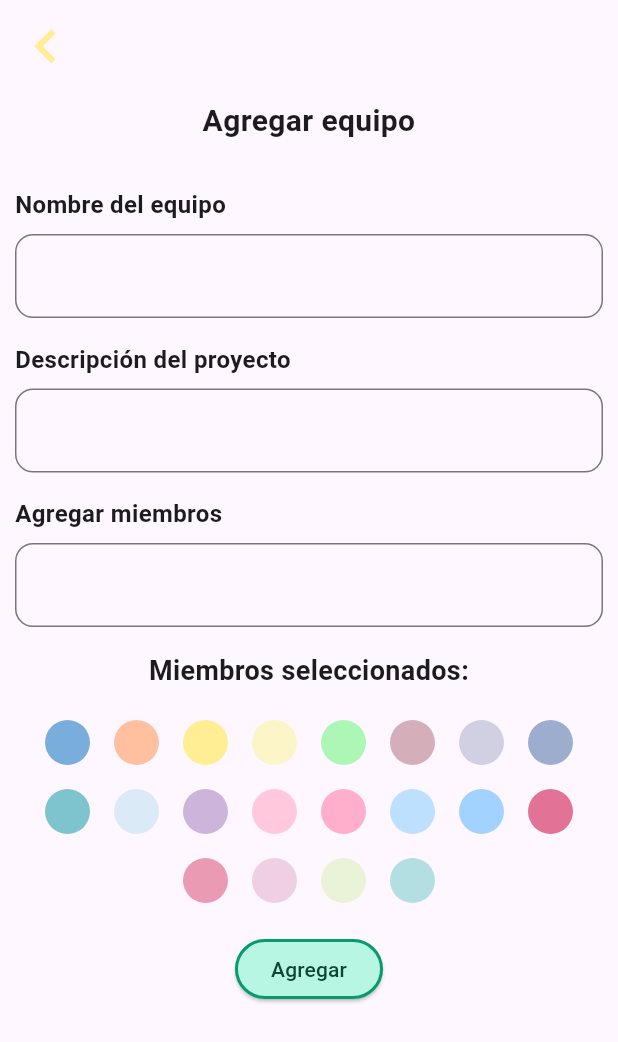
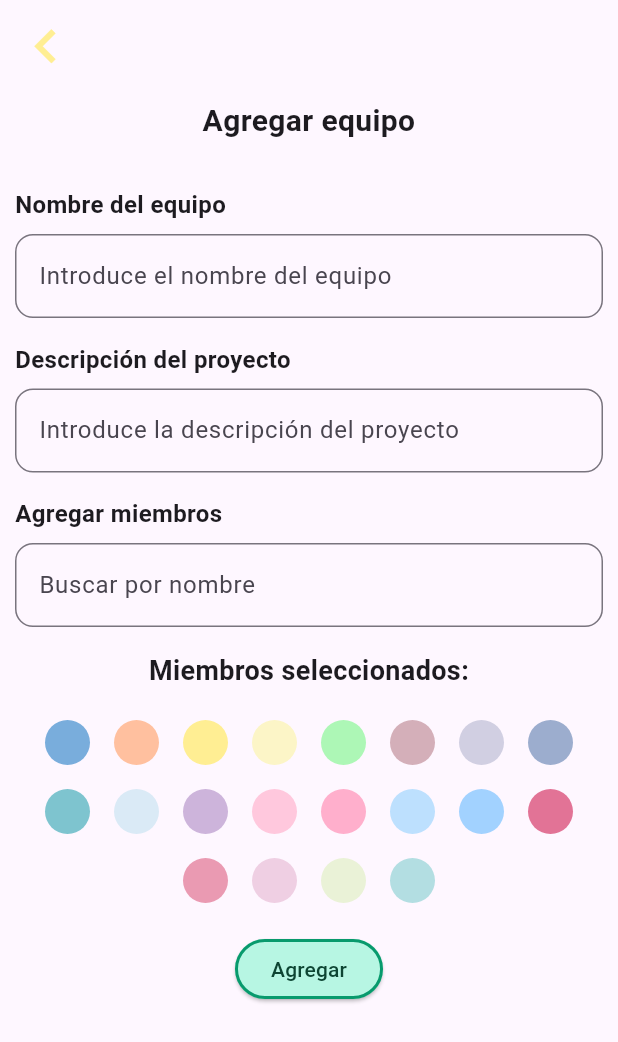
Before and after one commit to VictorM4nu31/trello_app, a Flutter app: the AddTeamScreen screen opened directly, on a phone screen of 412 x 824 dp. Shown: the top 1042 px of the screen. Run offline on Flutter 3.47's test engine with Material 3 defaults, Android fonts, the phone set to English and light mode, and no system bars; our stand-ins replace cloud_firestore, firebase_auth, firebase_core, firebase_storage, google_sign_in, image_picker and 1 more; accounts and stored records are empty.

Commit message:
cambios finales

```diff
--- a/lib/ui/screens/add_task_screen.dart
+++ b/lib/ui/screens/add_task_screen.dart
@@ -4,7 +4,6 @@ import 'package:firebase_auth/firebase_auth.dart';
 import 'package:logger/logger.dart';
 import 'package:app_tareas/ui/screens/widgets/add_task_widget.dart';
 import 'package:intl/intl.dart';
-
 
 final logger = Logger();
 
@@ -49,14 +48,16 @@ class AddTaskScreenState extends State<AddTaskScreen> {
             .get();
 
         setState(() {
-          tasks = snapshot.docs.map((doc) => {
+          tasks = snapshot.docs
+              .map((doc) => {
                     'id': doc.id,
                     'name': doc['name'],
                     'description': doc['description'],
                     'startDate': doc['startDate']?.toDate(),
                     'endDate': doc['endDate']?.toDate(),
                     'status': doc['status'],
-          }).toList();
+                  })
+              .toList();
         });
       }
     } catch (e) {
@@ -109,8 +110,8 @@ class AddTaskScreenState extends State<AddTaskScreen> {
     });
   }
 
-  void _updateTask(
-      String taskId, String currentName, String currentDescription, DateTime? startDate, DateTime? endDate, String? currentStatus) {
+  void _updateTask(String taskId, String currentName, String currentDescription,
+      DateTime? startDate, DateTime? endDate, String? currentStatus) {
     showDialog(
       context: context,
       builder: (BuildContext context) {
@@ -176,9 +177,13 @@ class AddTaskScreenState extends State<AddTaskScreen> {
                 const Text('Fecha de inicio', style: TextStyle(fontSize: 16)),
                 TextField(
                   readOnly: true,
-                  controller: TextEditingController(text: updatedStartDate != null ? DateFormat('yyyy-MM-dd').format(updatedStartDate) : ''), // Formato de fecha
+                  controller: TextEditingController(
+                      text: updatedStartDate != null
+                          ? DateFormat('yyyy-MM-dd').format(updatedStartDate)
+                          : ''), // Formato de fecha
                   decoration: InputDecoration(
-                    prefixIcon: const Icon(Icons.calendar_today), // Ícono del calendario
+                    prefixIcon: const Icon(
+                        Icons.calendar_today), // Ícono del calendario
                     filled: true,
                     fillColor: const Color(0xFFF0EEEE), // Color de fondo
                     border: OutlineInputBorder(
@@ -189,13 +194,16 @@ class AddTaskScreenState extends State<AddTaskScreen> {
                   onTap: () async {
                     DateTime? pickedDate = await showDatePicker(
                       context: context,
-                      initialDate: updatedStartDate ?? DateTime.now(), // Usa la fecha existente o la fecha actual
+                      initialDate: updatedStartDate ??
+                          DateTime
+                              .now(), // Usa la fecha existente o la fecha actual
                       firstDate: DateTime(2000),
                       lastDate: DateTime(2101),
                     );
                     if (pickedDate != null) {
                       setState(() {
-                        updatedStartDate = pickedDate; // Actualiza solo si se selecciona una nueva fecha
+                        updatedStartDate =
+                            pickedDate; // Actualiza solo si se selecciona una nueva fecha
                       });
                     }
                   },
@@ -206,9 +214,13 @@ class AddTaskScreenState extends State<AddTaskScreen> {
                 const Text('Fecha de fin', style: TextStyle(fontSize: 16)),
                 TextField(
                   readOnly: true,
-                  controller: TextEditingController(text: updatedEndDate != null ? DateFormat('yyyy-MM-dd').format(updatedEndDate) : ''), // Formato de fecha
+                  controller: TextEditingController(
+                      text: updatedEndDate != null
+                          ? DateFormat('yyyy-MM-dd').format(updatedEndDate)
+                          : ''), // Formato de fecha
                   decoration: InputDecoration(
-                    prefixIcon: const Icon(Icons.calendar_today), // Ícono del calendario
+                    prefixIcon: const Icon(
+                        Icons.calendar_today), // Ícono del calendario
                     filled: true,
                     fillColor: const Color(0xFFF0EEEE), // Color de fondo
                     border: OutlineInputBorder(
@@ -219,13 +231,16 @@ class AddTaskScreenState extends State<AddTaskScreen> {
                   onTap: () async {
                     DateTime? pickedDate = await showDatePicker(
                       context: context,
-                      initialDate: updatedEndDate ?? DateTime.now(), // Usa la fecha existente o la fecha actual
+                      initialDate: updatedEndDate ??
+                          DateTime
+                              .now(), // Usa la fecha existente o la fecha actual
                       firstDate: DateTime(2000),
                       lastDate: DateTime(2101),
                     );
                     if (pickedDate != null) {
                       setState(() {
-                        updatedEndDate = pickedDate; // Actualiza solo si se selecciona una nueva fecha
+                        updatedEndDate =
+                            pickedDate; // Actualiza solo si se selecciona una nueva fecha
                       });
                     }
                   },
@@ -240,8 +255,11 @@ class AddTaskScreenState extends State<AddTaskScreen> {
                     // Estado: No Iniciado
                     TextButton(
                       style: TextButton.styleFrom(
-                        padding: const EdgeInsets.symmetric(horizontal: 6, vertical: 3), // Reducir el padding
-                        backgroundColor: updatedStatus == 'No Iniciado' ? Colors.red : Colors.transparent,
+                        padding: const EdgeInsets.symmetric(
+                            horizontal: 6, vertical: 3), // Reducir el padding
+                        backgroundColor: updatedStatus == 'No Iniciado'
+                            ? Colors.red
+                            : Colors.transparent,
                         side: const BorderSide(color: Colors.red),
                       ),
                       onPressed: () {
@@ -249,14 +267,20 @@ class AddTaskScreenState extends State<AddTaskScreen> {
                           updatedStatus = 'No Iniciado';
                         });
                       },
-                      child: const Text('No Iniciado', style: TextStyle(color: Colors.black, fontSize: 10)), // Reducir el tamaño del texto
+                      child: const Text('No Iniciado',
+                          style: TextStyle(
+                              color: Colors.black,
+                              fontSize: 10)), // Reducir el tamaño del texto
                     ),
 
                     // Estado: En desarrollo
                     TextButton(
                       style: TextButton.styleFrom(
-                        padding: const EdgeInsets.symmetric(horizontal: 6, vertical: 3), // Reducir el padding
-                        backgroundColor: updatedStatus == 'En desarrollo' ? Colors.orange : Colors.transparent,
+                        padding: const EdgeInsets.symmetric(
+                            horizontal: 6, vertical: 3), // Reducir el padding
+                        backgroundColor: updatedStatus == 'En desarrollo'
+                            ? Colors.orange
+                            : Colors.transparent,
                         side: const BorderSide(color: Colors.orange),
                       ),
                       onPressed: () {
@@ -264,14 +288,20 @@ class AddTaskScreenState extends State<AddTaskScreen> {
                           updatedStatus = 'En desarrollo';
                         });
                       },
-                      child: const Text('En desarrollo', style: TextStyle(color: Colors.black, fontSize: 10)), // Reducir el tamaño del texto
+                      child: const Text('En desarrollo',
+                          style: TextStyle(
+                              color: Colors.black,
+                              fontSize: 10)), // Reducir el tamaño del texto
                     ),
 
                     // Estado: Finalizado
                     TextButton(
                       style: TextButton.styleFrom(
-                        padding: const EdgeInsets.symmetric(horizontal: 6, vertical: 3), // Reducir el padding
-                        backgroundColor: updatedStatus == 'Finalizado' ? Colors.green : Colors.transparent,
+                        padding: const EdgeInsets.symmetric(
+                            horizontal: 6, vertical: 3), // Reducir el padding
+                        backgroundColor: updatedStatus == 'Finalizado'
+                            ? Colors.green
+                            : Colors.transparent,
                         side: const BorderSide(color: Colors.green),
                       ),
                       onPressed: () {
@@ -279,7 +309,10 @@ class AddTaskScreenState extends State<AddTaskScreen> {
                           updatedStatus = 'Finalizado';
                         });
                       },
-                      child: const Text('Finalizado', style: TextStyle(color: Colors.black, fontSize: 10)), // Reducir el tamaño del texto
+                      child: const Text('Finalizado',
+                          style: TextStyle(
+                              color: Colors.black,
+                              fontSize: 10)), // Reducir el tamaño del texto
                     ),
                   ],
                 ),
@@ -302,7 +335,10 @@ class AddTaskScreenState extends State<AddTaskScreen> {
                         onPressed: () async {
                           if (updatedTask.isNotEmpty) {
                             try {
-                              await _firestore.collection('tasks').doc(taskId).update({
+                              await _firestore
+                                  .collection('tasks')
+                                  .doc(taskId)
+                                  .update({
                                 'name': updatedTask,
                                 'description': updatedDescription,
                                 'startDate': updatedStartDate,
@@ -310,9 +346,11 @@ class AddTaskScreenState extends State<AddTaskScreen> {
                                 'status': updatedStatus,
                               });
                               setState(() {
-                                final index = tasks.indexWhere((task) => task['id'] == taskId);
+                                final index = tasks
+                                    .indexWhere((task) => task['id'] == taskId);
                                 tasks[index]['name'] = updatedTask;
-                                tasks[index]['description'] = updatedDescription;
+                                tasks[index]['description'] =
+                                    updatedDescription;
                                 tasks[index]['startDate'] = updatedStartDate;
                                 tasks[index]['endDate'] = updatedEndDate;
                                 tasks[index]['status'] = updatedStatus;
@@ -377,7 +415,8 @@ class AddTaskScreenState extends State<AddTaskScreen> {
               CircleAvatar(
                 radius: 30,
                 backgroundColor: Color(0xFFFF9393), // Color de fondo
-                child: Icon(Icons.delete, color: Colors.white), // Ícono de papelera
+                child: Icon(Icons.delete,
+                    color: Colors.white), // Ícono de papelera
               ),
               SizedBox(height: 10),
               Text(
@@ -402,10 +441,12 @@ class AddTaskScreenState extends State<AddTaskScreen> {
                       borderRadius: BorderRadius.circular(20.0),
                     ),
                   ),
-                  child: const Text('Aceptar', style: TextStyle(color: Colors.black)),
+                  child: const Text('Aceptar',
+                      style: TextStyle(color: Colors.black)),
                   onPressed: () async {
                     await _deleteTask(taskId); // Llama al método de eliminación
-                    if (context.mounted) { // Verifica si el contexto sigue montado
+                    if (context.mounted) {
+                      // Verifica si el contexto sigue montado
                       Navigator.of(context).pop(); // Cierra el diálogo
                     }
                   },
@@ -417,7 +458,8 @@ class AddTaskScreenState extends State<AddTaskScreen> {
                       borderRadius: BorderRadius.circular(20.0),
                     ),
                   ),
-                  child: const Text('Cancelar', style: TextStyle(color: Colors.black)),
+                  child: const Text('Cancelar',
+                      style: TextStyle(color: Colors.black)),
                   onPressed: () {
                     Navigator.of(context).pop(); // Cierra el dilogo
                   },
@@ -550,7 +592,8 @@ class AddTaskScreenState extends State<AddTaskScreen> {
     }
 
     try {
-      final userDoc = await _firestore.collection('users').doc(assignedMemberId).get();
+      final userDoc =
+          await _firestore.collection('users').doc(assignedMemberId).get();
       if (userDoc.exists) {
         final memberName = userDoc['name'];
         showDialog(
@@ -578,7 +621,8 @@ class AddTaskScreenState extends State<AddTaskScreen> {
           builder: (BuildContext context) {
             return AlertDialog(
               title: const Text('Miembro Asignado'),
-              content: const Text('No se encontró información del miembro asignado.'),
+              content: const Text(
+                  'No se encontró información del miembro asignado.'),
               actions: <Widget>[
                 TextButton(
                   child: const Text('Cerrar'),
@@ -599,7 +643,8 @@ class AddTaskScreenState extends State<AddTaskScreen> {
         builder: (BuildContext context) {
           return AlertDialog(
             title: const Text('Error'),
-            content: const Text('Hubo un error al obtener la información del miembro asignado.'),
+            content: const Text(
+                'Hubo un error al obtener la información del miembro asignado.'),
             actions: <Widget>[
               TextButton(
                 child: const Text('Cerrar'),
@@ -701,7 +746,8 @@ class AddTaskScreenState extends State<AddTaskScreen> {
                             ListTile(
                               title: Text(tasks[index]['name']),
                               subtitle: Text(tasks[index]['description'] ?? ''),
-                              onTap: () => _showAssignedMembersDialog(tasks[index]['assignedMemberId']),
+                              onTap: () => _showAssignedMembersDialog(
+                                  tasks[index]['assignedMemberId']),
                               trailing: Row(
                                 mainAxisSize: MainAxisSize.min,
                                 children: [
@@ -718,12 +764,15 @@ class AddTaskScreenState extends State<AddTaskScreen> {
                                   ),
                                   Container(
                                     decoration: const BoxDecoration(
-                                      color: Color(0xFFFF9393), // Color de fondo rosa
+                                      color: Color(
+                                          0xFFFF9393), // Color de fondo rosa
                                       shape: BoxShape.circle, // Forma circular
                                     ),
                                     child: IconButton(
-                                      icon: const Icon(Icons.delete, color: Colors.white),
-                                      onPressed: () => _showDeleteTaskWarning(tasks[index]['id']),
+                                      icon: const Icon(Icons.delete,
+                                          color: Colors.white),
+                                      onPressed: () => _showDeleteTaskWarning(
+                                          tasks[index]['id']),
                                     ),
                                   ),
                                 ],
@@ -835,7 +884,7 @@ class AddMemberDialogState extends State<AddMemberDialog> {
                   }
                 },
                 decoration: const InputDecoration(
-                  hintText: "Ingresar correo",
+                  hintText: "Buscar por nombre",
                   border: InputBorder.none,
                   contentPadding:
                       EdgeInsets.symmetric(horizontal: 16.0, vertical: 12.0),
--- a/lib/ui/screens/add_team_screen.dart
+++ b/lib/ui/screens/add_team_screen.dart
@@ -44,14 +44,14 @@ class AddTeamScreenState extends State<AddTeamScreen> {
       try {
         User? currentUser = FirebaseAuth.instance.currentUser;
         if (currentUser != null) {
-          List<String> allMembers = _selectedMembers
-              .map((member) => member.uid)
-              .toList();
+          List<String> allMembers =
+              _selectedMembers.map((member) => member.uid).toList();
 
           if (!allMembers.contains(currentUser.uid)) {
             allMembers.add(currentUser.uid);
           }
-_logger.i('Miembros seleccionados antes de crear el equipo: $allMembers');
+          _logger.i(
+              'Miembros seleccionados antes de crear el equipo: $allMembers');
 
           final teamId = await _teamService.createTeam(
             _teamName,
@@ -79,7 +79,8 @@ _logger.i('Miembros seleccionados antes de crear el equipo: $allMembers');
     } else {
       if (mounted) {
         ScaffoldMessenger.of(context).showSnackBar(
-          const SnackBar(content: Text('Por favor, completa todos los campos.')),
+          const SnackBar(
+              content: Text('Por favor, completa todos los campos.')),
         );
       }
     }
@@ -134,18 +135,18 @@ _logger.i('Miembros seleccionados antes de crear el equipo: $allMembers');
                 // Campos de texto
                 _buildTextField('Nombre del equipo', (value) {
                   setState(() => _teamName = value);
-                }),
+                }, hintText: 'Introduce el nombre del equipo'),
                 const SizedBox(height: 16),
                 _buildTextField('Descripción del proyecto', (value) {
                   setState(() => _projectDescription = value);
-                }),
+                }, hintText: 'Introduce la descripción del proyecto'),
                 const SizedBox(height: 16),
 
                 // Búsqueda de miembros
                 _buildTextField('Agregar miembros', (value) {
                   setState(() => _searchQuery = value);
                   _searchUsers();
-                }),
+                }, hintText: 'Buscar por nombre'),
 
                 // Lista de resultados de búsqueda
                 Container(
@@ -190,7 +191,8 @@ _logger.i('Miembros seleccionados antes de crear el equipo: $allMembers');
     );
   }
 
-  Widget _buildTextField(String label, Function(String) onChanged) {
+  Widget _buildTextField(String label, Function(String) onChanged,
+      {String hintText = ''}) {
     return Column(
       crossAxisAlignment: CrossAxisAlignment.start,
       children: [
@@ -205,6 +207,7 @@ _logger.i('Miembros seleccionados antes de crear el equipo: $allMembers');
         TextField(
           onChanged: onChanged,
           decoration: InputDecoration(
+            hintText: hintText,
             border: OutlineInputBorder(
               borderRadius: BorderRadius.circular(12.0),
               borderSide: const BorderSide(
```
Also changed, not shown: pubspec.yaml (+12 -78 lines), pubspec.lock, 2 other files. Lines whose indentation alone changed are shown as unchanged.
